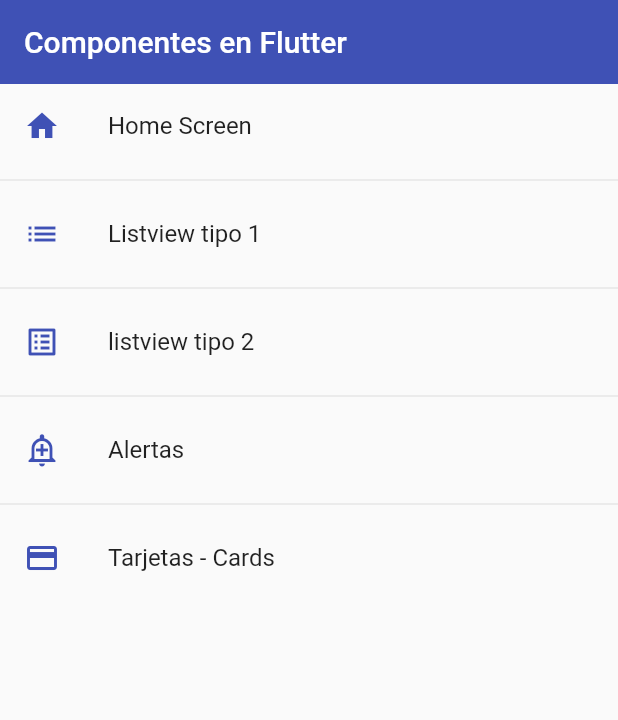
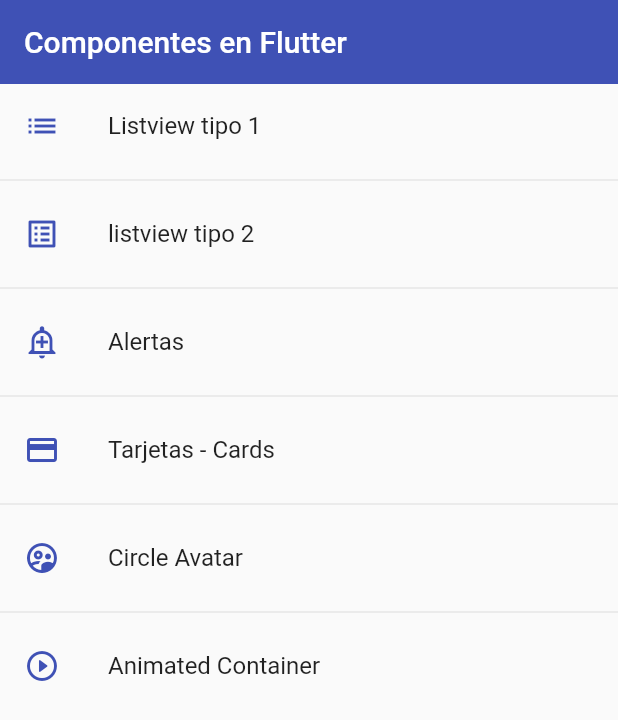
Before and after one commit to fgardila/list_components_fernando_herrera, a Flutter app: the screen it shows after launch, on a phone screen of 412 x 824 dp. Shown: the top 720 px of the screen. Run offline on Flutter 3.47's test engine with Material 2 defaults, Android fonts, the phone set to English and light mode, and no system bars.

Commit message:
Steps * Widget - Circle Avatar * Widget Container * Widget AnimatedContainer

```diff
--- a/lib/router/app_routes.dart
+++ b/lib/router/app_routes.dart
@@ -6,10 +6,10 @@ class AppRoutes {
   static const initialRoute = 'home';
 
   static final menuOptions = <MenuOptions>[
-    MenuOptions(route: 'home',
+    /*MenuOptions(route: 'home',
       name: 'Home Screen',
       screen: const HomeScreen(),
-      icon: Icons.home,),
+      icon: Icons.home,),*/
     MenuOptions(
       route: 'listview1',
       name: 'Listview tipo 1',
@@ -29,11 +29,19 @@ class AppRoutes {
       name: 'Tarjetas - Cards',
       screen: const CardScreen(),
       icon: Icons.credit_card,),
+    MenuOptions(
+      route: 'avatar',
+      name: 'Circle Avatar',
+      screen: const AvatarScreen(),
+      icon: Icons.supervised_user_circle_outlined,),
+    MenuOptions(route: "animated", name: "Animated Container", screen: const AnimatedScreen(), icon: Icons.play_circle_outline_rounded)
   ];
 
 
   static Map<String, Widget Function(BuildContext)> getAppRoutes() {
     Map<String, Widget Function(BuildContext)> appRoutes = {};
+
+    appRoutes.addAll({'home' : (BuildContext context) => const HomeScreen()});
 
     for (final option in menuOptions) {
       appRoutes.addAll(
--- a/lib/screens/screens.dart
+++ b/lib/screens/screens.dart
@@ -3,3 +3,5 @@ export 'package:list_components_fernando_herrera/screens/card_screen.dart';
 export 'package:list_components_fernando_herrera/screens/listview1_screen.dart';
 export 'package:list_components_fernando_herrera/screens/listview2_screen.dart';
 export 'package:list_components_fernando_herrera/screens/home_screen.dart';
+export 'package:list_components_fernando_herrera/screens/avatar_screen.dart';
+export 'package:list_components_fernando_herrera/screens/animated_screen.dart';
```
Also changed, not shown: lib/screens/animated_screen.dart (added, +63 -0 lines), lib/screens/avatar_screen.dart (added, +30 -0 lines), pubspec.lock.
